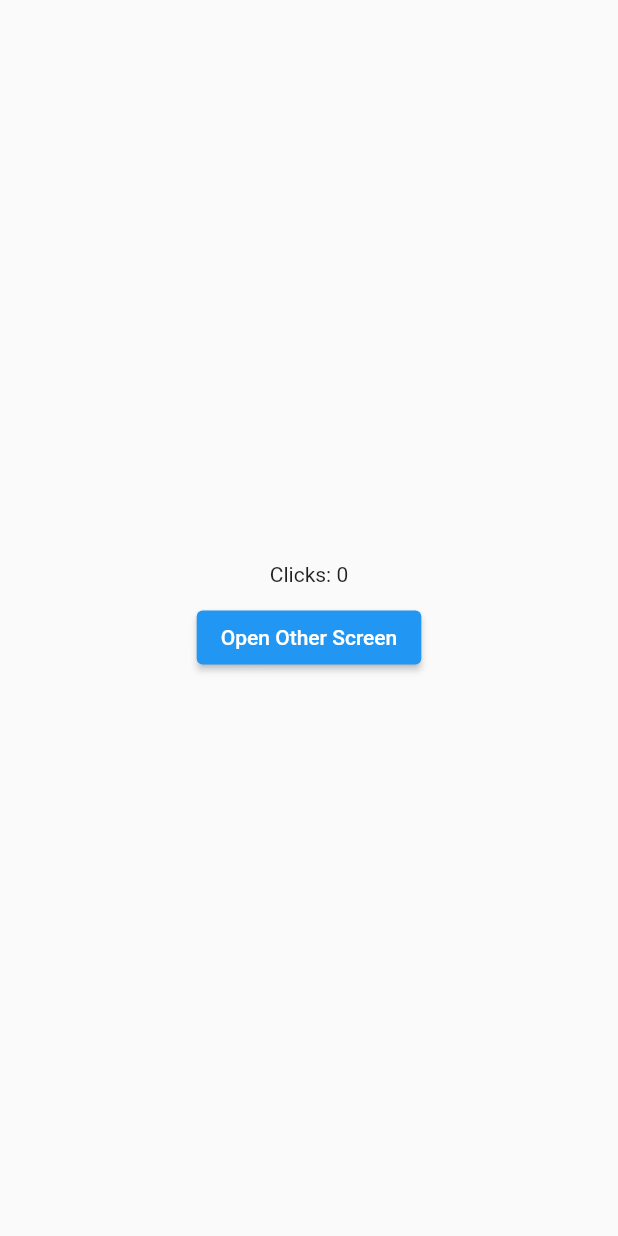
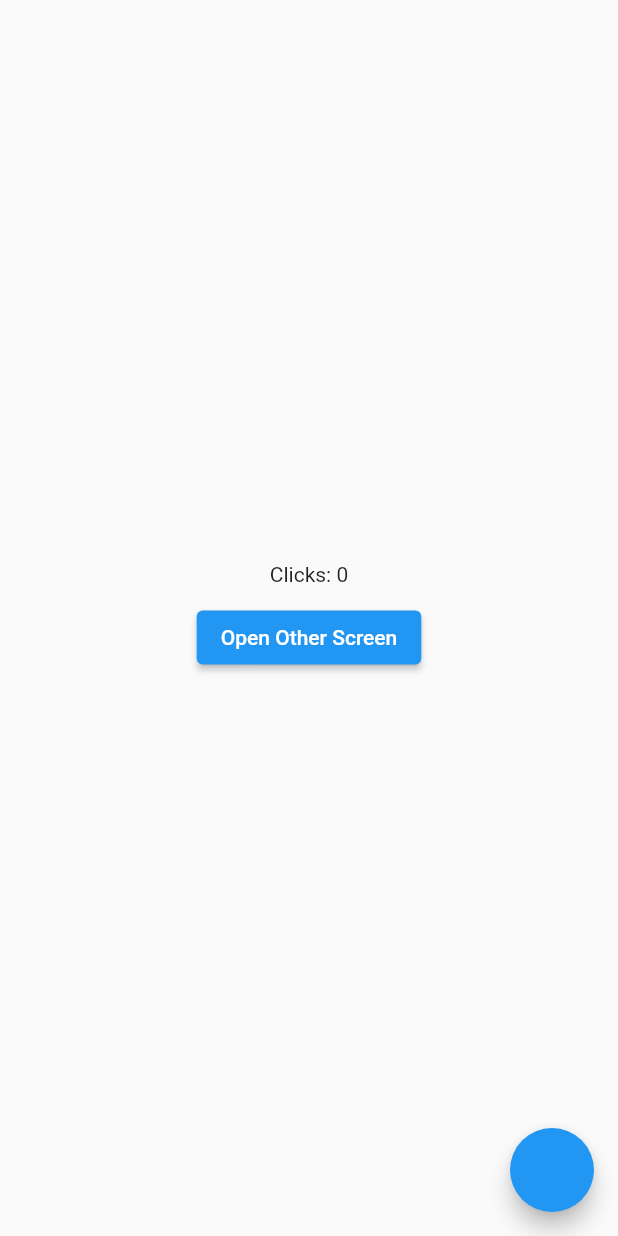
Before and after one commit to Shree-hari/demo_admin, a Flutter app: the screen it shows after launch, on a phone screen of 412 x 824 dp. Run offline on Flutter 3.47's test engine with Material 2 defaults, Android fonts, the phone set to English and light mode, and no system bars; our stand-ins replace get.

Commit message:
increment done

```diff
--- a/lib/screens/home.dart
+++ b/lib/screens/home.dart
@@ -10,17 +10,20 @@ class HomeScreen extends StatelessWidget {
   Widget build(BuildContext context) {
     return Scaffold(
       body: Center(
-        child: Column(
+        child: Obx(()=>Column(
           mainAxisAlignment: MainAxisAlignment.center,
           children: [
             Text("Clicks: ${counterController.counter.value}"),
             const SizedBox(height: 10,),
             ElevatedButton(onPressed: () { Get.to(OtherScreen()); },
-            child: const Text("Open Other Screen"),
-    )
+              child: const Text("Open Other Screen"),
+            )
           ],
-        ),
+        )),
       ),
+      floatingActionButton: FloatingActionButton(onPressed: (){
+        counterController.increment();
+      },),
     );
   }
 }
```
